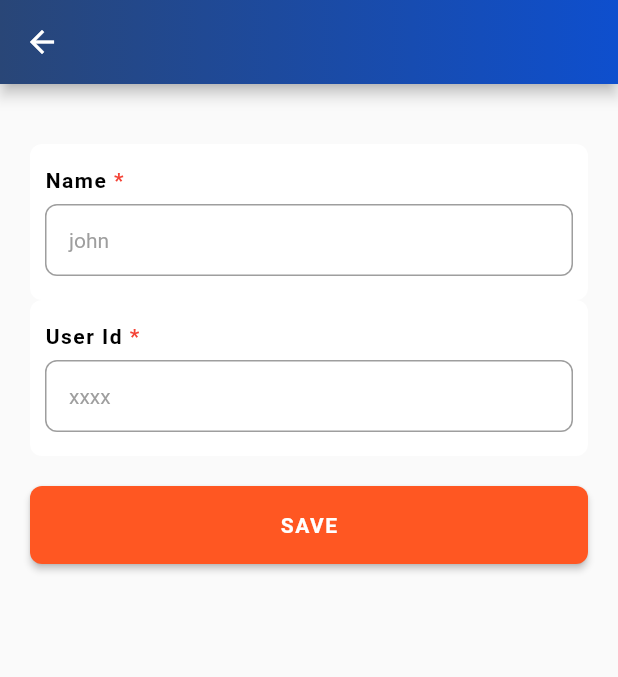
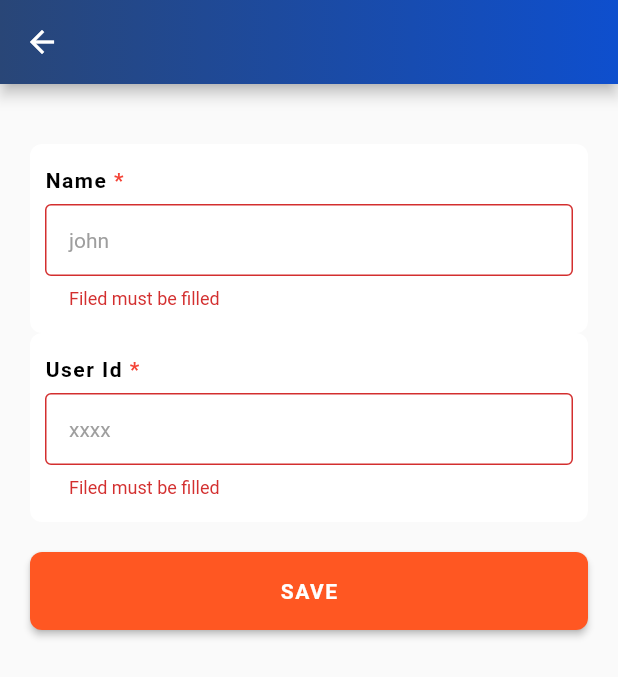
Before and after one commit to Mamun361054/online_attendance_app, a Flutter app: the AttendancePage screen opened directly with empty values, after a tap on "SAVE", on a phone screen of 412 x 824 dp. Shown: the top 677 px of the screen. Run offline on Flutter 3.47's test engine with Material 2 defaults, Android fonts, the phone set to English and light mode, and no system bars; our stand-ins replace equatable, flutter_screenutil, fluttertoast, geolocator, get_it, go_router and 1 more; network calls fail.

```diff
--- /dev/null
+++ b/lib/core/location_service.dart
@@ -0,0 +1,45 @@
+import 'package:geolocator/geolocator.dart';
+
+class LocationService{
+
+  /// Determine the current position of the device.
+  ///
+  /// When the location services are not enabled or permissions
+  /// are denied the `Future` will return an error.
+  Future<Position> determinePosition () async {
+    bool serviceEnabled;
+    LocationPermission permission;
+
+    // Test if location services are enabled.
+    serviceEnabled = await Geolocator.isLocationServiceEnabled();
+    if (!serviceEnabled) {
+      // Location services are not enabled don't continue
+      // accessing the position and request users of the
+      // App to enable the location services.
+      return Future.error('Location services are disabled.');
+    }
+
+    permission = await Geolocator.checkPermission();
+    if (permission == LocationPermission.denied) {
+      permission = await Geolocator.requestPermission();
+      if (permission == LocationPermission.denied) {
+        // Permissions are denied, next time you could try
+        // requesting permissions again (this is also where
+        // Android's shouldShowRequestPermissionRationale
+        // returned true. According to Android guidelines
+        // your App should show an explanatory UI now.
+        return Future.error('Location permissions are denied');
+      }
+    }
+
+    if (permission == LocationPermission.deniedForever) {
+      // Permissions are denied forever, handle appropriately.
+      return Future.error('Location permissions are permanently denied, we cannot request permissions.');
+    }
+
+    // When we reach here, permissions are granted and we can
+    // continue accessing the position of the device.
+    return await Geolocator.getCurrentPosition();
+  }
+
+}
--- a/lib/dependency_injection.dart
+++ b/lib/dependency_injection.dart
@@ -3,6 +3,7 @@ import 'package:hooks_riverpod/hooks_riverpod.dart';
 import 'package:online_attendance_app/application/home_app/store_notifier.dart';
 import 'package:online_attendance_app/application/home_app/store_state.dart';
 import 'package:online_attendance_app/core/api_service.dart';
+import 'package:online_attendance_app/core/location_service.dart';
 import 'package:online_attendance_app/domain/store_domain.dart';
 import 'package:online_attendance_app/infrastructure/store_infrastructure.dart';
 
@@ -11,6 +12,7 @@ final sl = GetIt.instance;
 Future<void> init() async {
   sl.registerSingleton<ApiService>(ApiService());
   sl.registerSingleton<StoreDomain>(StoreInfrastructure(apiService: sl()));
+  sl.registerSingleton<LocationService>(LocationService());
 }
 
 final storeNotifierProvider = StateNotifierProvider<StoreNotifier,StoreState>((ref) => StoreNotifier(storeDomain: sl()));
--- /dev/null
+++ b/lib/domain/attendance.dart
@@ -0,0 +1,17 @@
+class Attendance{
+   String? name;
+   String? uid;
+   double? latitude;
+   double? longitude;
+   String? requestId;
+
+   Attendance({this.name, this.uid, this.latitude, this.longitude, this.requestId});
+
+   Map<String,dynamic> toJson() => {
+     'name':name,
+     'uid':uid,
+     'latitude':latitude,
+     'longitude':longitude,
+     'request_id':requestId,
+   };
+}
--- a/lib/domain/store_domain.dart
+++ b/lib/domain/store_domain.dart
@@ -1,5 +1,7 @@
 import 'package:online_attendance_app/domain/store.dart';
+import 'attendance.dart';
 
 abstract class StoreDomain{
   Future<List<Store>> getStores({page=1});
+  Future<bool> requestAttendance({required Attendance attendance});
 }
--- a/lib/presentation/attendance/attendance_page.dart
+++ b/lib/presentation/attendance/attendance_page.dart
@@ -1,18 +1,32 @@
+import 'dart:math';
 import 'package:flutter/material.dart';
+import 'package:geolocator/geolocator.dart';
+import 'package:hooks_riverpod/hooks_riverpod.dart';
+import 'package:online_attendance_app/core/location_service.dart';
+import 'package:online_attendance_app/domain/attendance.dart';
 import 'package:online_attendance_app/domain/store.dart';
+import '../../dependency_injection.dart';
 import 'elevated_button.dart';
 import 'form_field.dart';
 
-class AttendancePage extends StatelessWidget {
+class AttendancePage extends HookConsumerWidget {
   final Store store;
 
   const AttendancePage({Key? key, required this.store}) : super(key: key);
 
   @override
-  Widget build(BuildContext context) {
-    return Scaffold(
+  Widget build(BuildContext context, WidgetRef ref) {
+    final formKey = GlobalKey<FormState>();
+    LocationService locationService = sl.get<LocationService>();
+    locationService.determinePosition();
+    final state = ref.watch(storeNotifierProvider);
+    final controller = ref.read(storeNotifierProvider.notifier);
+    Attendance attendance = Attendance();
+
+    return Form(
+      key: formKey,
+      child: Scaffold(
         appBar: AppBar(
-        // backgroundColor: const Color(0xFF294677),
           flexibleSpace: Container(
             decoration: const BoxDecoration(
               gradient: LinearGradient(colors: [
@@ -24,7 +38,9 @@ class AttendancePage extends StatelessWidget {
           title: Text(store.name),
           centerTitle: true,
         ),
-      body: Padding(
+        body: state.isLoading
+            ? const Center(child: CircularProgressIndicator())
+            : Padding(
                 padding: const EdgeInsets.all(20.0),
                 child: Column(
                   children: [
@@ -33,12 +49,16 @@ class AttendancePage extends StatelessWidget {
                     ),
                     FromField(
                       title: "Name ",
-              onTap: () {},
+                      onChanged: (val) {
+                        attendance.name = val;
+                      },
                       hintText: "john",
                     ),
                     FromField(
                       title: "User Id ",
-              onTap: () {},
+                      onChanged: (val) {
+                        attendance.uid = val;
+                      },
                       hintText: "xxxx",
                     ),
                     const SizedBox(
@@ -46,9 +66,20 @@ class AttendancePage extends StatelessWidget {
                     ),
                     ElevatedButtonWidget(
                       text: "SAVE",
-              onPressed: () {},
+                      onPressed: () async {
+                        if (formKey.currentState!.validate() && !state.isLoading) {
+                          Position position = await locationService.determinePosition();
+                          attendance.requestId = '${Random().nextInt(16 * 16)}';
+                          attendance.latitude = position.latitude;
+                          attendance.longitude = position.longitude;
+                          print(attendance.toJson());
+                          controller.requestAttendance(
+                              attendance: attendance, context: context);
+                        }
+                      },
                     )
                   ],
+                ),
               ),
       ),
     );
--- a/lib/presentation/attendance/form_field.dart
+++ b/lib/presentation/attendance/form_field.dart
@@ -1,8 +1,7 @@
 import 'package:flutter/material.dart';
 
 class FromField extends StatelessWidget {
-  final Function()? onTap;
-  final TextEditingController? controller;
+  final Function(String)? onChanged;
   final String? title;
   final String? hintText;
   final IconButton? suffixIcon;
@@ -12,9 +11,8 @@ class FromField extends StatelessWidget {
       this.hintText,
       this.title,
       this.suffixIcon,
-      this.controller,
       this.prefixIcon,
-      this.onTap})
+      this.onChanged})
       : super(key: key);
 
   @override
@@ -51,8 +49,9 @@ class FromField extends StatelessWidget {
               height: 8,
             ),
             TextFormField(
-              controller: controller,
               cursorColor: Colors.deepOrange,
+              onChanged: onChanged,
+              validator: (val) => val!.isEmpty ? 'Filed must be filled': null,
               decoration: InputDecoration(
                   filled: true,
                   fillColor: Colors.white,
--- a/lib/presentation/home/home_page.dart
+++ b/lib/presentation/home/home_page.dart
@@ -9,7 +9,6 @@ class HomePage extends HookConsumerWidget {
   @override
   Widget build(BuildContext context, WidgetRef ref) {
     final state = ref.watch(storeNotifierProvider);
-    final controller = ref.read(storeNotifierProvider.notifier);
 
     return Scaffold(
       appBar: AppBar(
--- a/pubspec.yaml
+++ b/pubspec.yaml
@@ -43,6 +43,7 @@ dependencies:
   go_router: ^6.0.0
   http: ^0.13.5
   fluttertoast: ^8.1.2
+  geolocator: ^9.0.2
 
 dev_dependencies:
   flutter_test:
```
Also changed, not shown: lib/application/home_app/store_notifier.dart (+21 -4 lines), lib/core/api_service.dart (+13 -0 lines), lib/core/toast.dart (+11 -0 lines), lib/infrastructure/store_infrastructure.dart (+10 -1 lines), pubspec.lock, 5 other files. Lines whose indentation alone changed are shown as unchanged.
